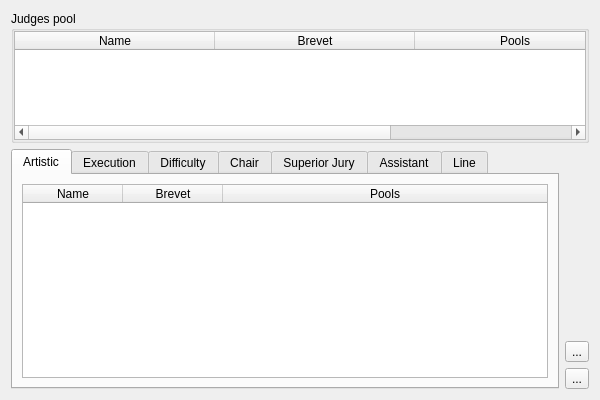
First picture: the form in modules/judgespanel/judgespanelwidget.ui, repository MrApe/OpenCompetition, before the edit.
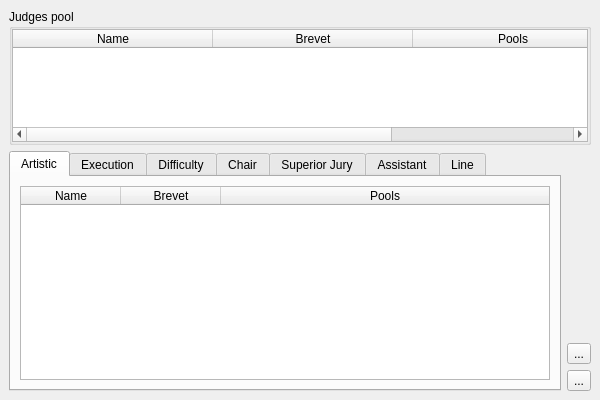
Second picture: the form after the edit. Icons and pictures are not drawn.

Commit message:
Conversion to MainWindow
 + Abstract Module now inherits from QMainWindow instead of QWidget to provide some additional functionalities for the modules

Patch:
```diff
--- a/modules/judgespanel/judgespanelwidget.ui
+++ b/modules/judgespanel/judgespanelwidget.ui
@@ -1,7 +1,7 @@
 <?xml version="1.0" encoding="UTF-8"?>
 <ui version="4.0">
  <class>JudgesPanelWidget</class>
- <widget class="QWidget" name="JudgesPanelWidget">
+ <widget class="QMainWindow" name="JudgesPanelWidget">
   <property name="geometry">
    <rect>
     <x>0</x>
@@ -20,7 +20,16 @@
    <iconset resource="../../ressources.qrc">
     <normaloff>:/ui/icons/images/icons/Logo.png</normaloff>:/ui/icons/images/icons/Logo.png</iconset>
   </property>
-  <layout class="QVBoxLayout" name="verticalLayout">
+  <widget class="QWidget" name="centralWidget" native="true">
+   <property name="geometry">
+    <rect>
+     <x>9</x>
+     <y>9</y>
+     <width>582</width>
+     <height>382</height>
+    </rect>
+   </property>
+   <layout class="QVBoxLayout" name="verticalLayout_11">
    <item>
     <widget class="QGroupBox" name="groupBox">
      <property name="sizePolicy">
@@ -478,6 +487,7 @@
    </item>
   </layout>
  </widget>
+ </widget>
  <resources>
   <include location="../../ressources.qrc"/>
  </resources>
```
Left out of the diff: 51 changed lines with no effect on the pictures. Lines whose indentation alone changed are shown as unchanged. The commit also changes 15 other files.
